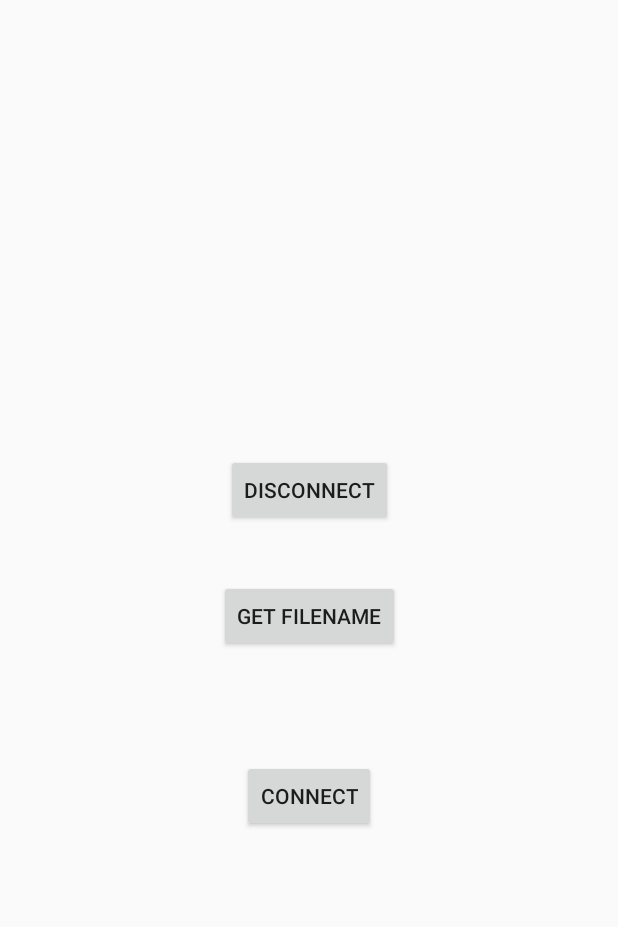
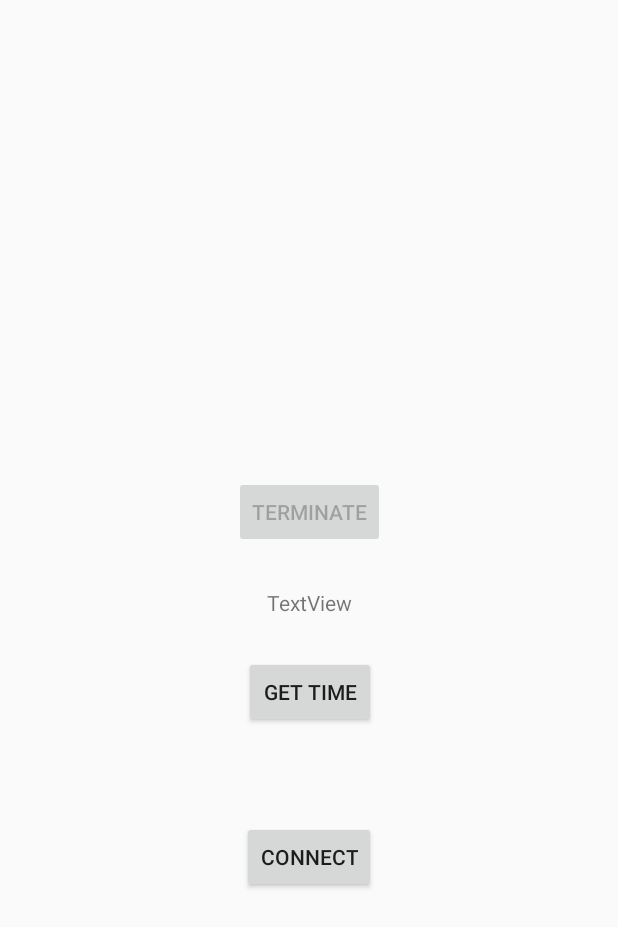
Before and after one commit to cloudyhug/EPJazz, an Android app: the screen it shows after launch (WiFiDirectActivity), on a phone screen of 412 x 824 dp. Shown: the top 927 px of the screen. Run offline under Robolectric (Android 15) with nearby library versions, the phone set to English and light mode, and no system bars; 1 statement that could not run was skipped.

Commit message:
group ok, time test 1

```diff
--- a/EPNetworkTest/app/src/main/java/ep/net/WiFiDirectActivity.java
+++ b/EPNetworkTest/app/src/main/java/ep/net/WiFiDirectActivity.java
@@ -19,6 +19,7 @@ package ep.net;
 import android.app.Activity;
 import android.content.BroadcastReceiver;
 import android.content.Context;
+import android.content.Intent;
 import android.content.IntentFilter;
 import android.net.wifi.WpsInfo;
 import android.net.wifi.p2p.WifiP2pConfig;
@@ -32,6 +33,7 @@ import android.os.Bundle;
 import android.util.Log;
 import android.view.View;
 import android.widget.Button;
+import android.widget.TextView;
 import android.widget.Toast;
 
 /**
@@ -46,18 +48,22 @@ public class WiFiDirectActivity extends Activity implements ChannelListener {
     private Channel mChannel;
     private BroadcastReceiver mReceiver = null;
 
+    private TextView tv;
+
     private boolean isWifiP2pEnabled = false;
     private boolean retryChannel = false;
 
     private final IntentFilter intentFilter = new IntentFilter();
 
-
     private DeviceListListener deviceListListener;
     private DeviceConnectionInfoListener connectionInfoListener;
 
-    private Button getFilenameButton;
+    private Button getTimeButton;
     private Button connectButton;
-    private Button disconnectButton;
+    private Button terminateServerButton;
+
+    private long time;
+    private long startingTime;
 
     private WiFiDirectActivity activity;
 
@@ -65,8 +71,8 @@ public class WiFiDirectActivity extends Activity implements ChannelListener {
         this.isWifiP2pEnabled = isWifiP2pEnabled;
     }
 
-    public void enableGetFilenameButton() {
-            getFilenameButton.setEnabled(true);
+    public void setIsTerminateServerButtonEnabled(boolean enabled){
+        terminateServerButton.setEnabled(enabled);
     }
 
     @Override
@@ -84,27 +90,20 @@ public class WiFiDirectActivity extends Activity implements ChannelListener {
         intentFilter.addAction(WifiP2pManager.WIFI_P2P_CONNECTION_CHANGED_ACTION);
         intentFilter.addAction(WifiP2pManager.WIFI_P2P_THIS_DEVICE_CHANGED_ACTION);
 
-        // TODO : enlever filename, connect, disconnect. Peut-etre simplifier en enlevant les 2 classes
-        // TODO : DeviceListListener et DeviceConnectionInfoListener ? ou en les incluant dans cette classe
+        tv = findViewById(R.id.textView);
 
         deviceListListener = new DeviceListListener();
         connectionInfoListener = new DeviceConnectionInfoListener(this);
 
+        connectButton = findViewById(R.id.connect_button);
+        getTimeButton = findViewById(R.id.get_time_button);
+        terminateServerButton = findViewById(R.id.terminate_button);
+        terminateServerButton.setEnabled(false);
 
-        getFilenameButton = findViewById(R.id.get_filename_button);
-        //getFilenameButton.setEnabled(false);
-
-        connectButton = findViewById(R.id.connect_button);
-        disconnectButton = findViewById(R.id.disconnect_button);
+        time = 0;
+        startingTime = 0;
 
         activity = this;
-
-        getFilenameButton.setOnClickListener(new View.OnClickListener() {
-            @Override
-            public void onClick(View v) {
-                new ClientAsyncTask(activity, connectionInfoListener.getInfo().groupOwnerAddress).execute();
-            }
-        });
 
         connectButton.setOnClickListener(new View.OnClickListener() {
             @Override
@@ -117,10 +116,17 @@ public class WiFiDirectActivity extends Activity implements ChannelListener {
             }
         });
 
-        disconnectButton.setOnClickListener(new View.OnClickListener() {
+        getTimeButton.setOnClickListener(new View.OnClickListener() {
             @Override
             public void onClick(View v) {
-                disconnect();
+                new ClientAsyncTask(activity, connectionInfoListener.getInfo().groupOwnerAddress).execute();
+            }
+        });
+
+        terminateServerButton.setOnClickListener(new View.OnClickListener() {
+            @Override
+            public void onClick(View v) {
+                terminate(time, startingTime);
             }
         });
 
@@ -142,6 +148,10 @@ public class WiFiDirectActivity extends Activity implements ChannelListener {
                         Toast.LENGTH_SHORT).show();
             }
         });
+    }
+
+    public void setDebugText(String t) {
+        tv.setText(t);
     }
 
     public DeviceListListener getDeviceListListener() {
@@ -190,23 +200,20 @@ public class WiFiDirectActivity extends Activity implements ChannelListener {
         });
     }
 
-    public void disconnect() {
-        // empty the displayed peer list
-        // ...
+    public void setTime(long t) {
+        time = t;
+    }
 
-        mManager.removeGroup(mChannel, new ActionListener() {
+    public void setStartingTime(long st) {
+        startingTime = st;
+    }
 
-            @Override
-            public void onFailure(int reasonCode) {
-
-            }
-
-            @Override
-            public void onSuccess() {
-
-            }
-
-        });
+    public void terminate(long t, long st) {
+        Intent data = new Intent();
+        data.putExtra("time", t);
+        data.putExtra("startingTime", st);
+        setResult(RESULT_OK, data);
+        finish();
     }
 
     @Override
--- a/EPNetworkTest/app/src/main/res/layout/wifi_direct_activity.xml
+++ b/EPNetworkTest/app/src/main/res/layout/wifi_direct_activity.xml
@@ -7,20 +7,20 @@
     android:layout_height="match_parent">
 
     <Button
-        android:id="@+id/get_filename_button"
+        android:id="@+id/get_time_button"
         android:layout_width="wrap_content"
         android:layout_height="wrap_content"
         android:layout_marginBottom="8dp"
         android:layout_marginEnd="8dp"
         android:layout_marginStart="8dp"
         android:layout_marginTop="8dp"
-        android:text="get filename"
+        android:text="get time"
         app:layout_constraintBottom_toBottomOf="parent"
         app:layout_constraintEnd_toEndOf="parent"
         app:layout_constraintHorizontal_bias="0.502"
         app:layout_constraintStart_toStartOf="parent"
         app:layout_constraintTop_toTopOf="parent"
-        app:layout_constraintVertical_bias="0.498" />
+        app:layout_constraintVertical_bias="0.565" />
 
     <Button
         android:id="@+id/connect_button"
@@ -34,18 +34,32 @@
         app:layout_constraintBottom_toBottomOf="parent"
         app:layout_constraintEnd_toEndOf="parent"
         app:layout_constraintStart_toStartOf="parent"
-        app:layout_constraintTop_toBottomOf="@+id/get_filename_button"
+        app:layout_constraintTop_toBottomOf="@+id/get_time_button"
         app:layout_constraintVertical_bias="0.196" />
 
     <Button
-        android:id="@+id/disconnect_button"
+        android:id="@+id/terminate_button"
         android:layout_width="wrap_content"
         android:layout_height="wrap_content"
-        android:layout_marginBottom="36dp"
+        android:layout_marginBottom="72dp"
         android:layout_marginEnd="8dp"
         android:layout_marginStart="8dp"
-        android:text="disconnect"
-        app:layout_constraintBottom_toTopOf="@+id/get_filename_button"
+        android:text="terminate"
+        app:layout_constraintBottom_toTopOf="@+id/get_time_button"
         app:layout_constraintEnd_toEndOf="parent"
         app:layout_constraintStart_toStartOf="parent" />
+
+    <TextView
+        android:id="@+id/textView"
+        android:layout_width="wrap_content"
+        android:layout_height="wrap_content"
+        android:layout_marginBottom="8dp"
+        android:layout_marginEnd="8dp"
+        android:layout_marginStart="8dp"
+        android:layout_marginTop="8dp"
+        android:text="TextView"
+        app:layout_constraintBottom_toTopOf="@+id/get_time_button"
+        app:layout_constraintEnd_toEndOf="parent"
+        app:layout_constraintStart_toStartOf="parent"
+        app:layout_constraintTop_toBottomOf="@+id/terminate_button" />
 </android.support.constraint.ConstraintLayout>
```
Also changed, not shown: EPNetworkTest/app/src/main/java/ep/net/ClientAsyncTask.java (+5 -4 lines), EPNetworkTest/app/src/main/java/ep/net/DeviceConnectionInfoListener.java (+10 -11 lines), EPNetworkTest/app/src/main/java/ep/net/MainActivity.java (+7 -1 lines), EPNetworkTest/app/src/main/java/ep/net/ServerAsyncTask.java (+7 -6 lines), 13 other files.
